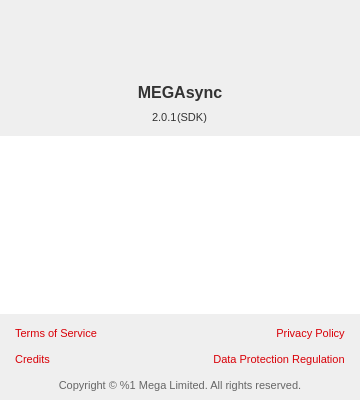
meganz/MEGAsync, file src/MEGASync/gui/win/ChangeLogDialog.ui: the form before one commit.
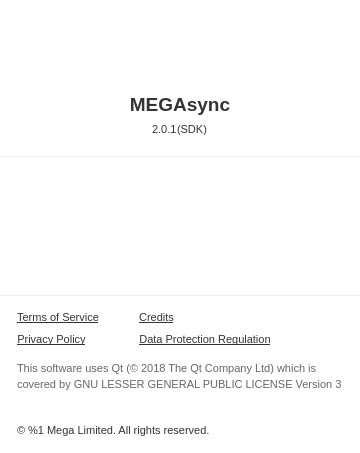
The form after the commit. Icons and pictures are not drawn.

Commit message: linux/win changelog dialog revamping

Patch:
```diff
--- a/src/MEGASync/gui/win/ChangeLogDialog.ui
+++ b/src/MEGASync/gui/win/ChangeLogDialog.ui
@@ -7,19 +7,19 @@
     <x>0</x>
     <y>0</y>
     <width>360</width>
-    <height>400</height>
+    <height>453</height>
    </rect>
   </property>
   <property name="minimumSize">
    <size>
     <width>360</width>
-    <height>400</height>
+    <height>453</height>
    </size>
   </property>
   <property name="maximumSize">
    <size>
-    <width>360</width>
-    <height>400</height>
+    <width>361</width>
+    <height>453</height>
    </size>
   </property>
   <property name="windowTitle">
@@ -29,6 +29,7 @@
    <string notr="true">#ChangeLogDialog
 {
 border-radius: 5px;
+background-color: #FFFFFF;
 }
 #lVersion, #lSDKVersion
 {
@@ -39,21 +40,16 @@
 #lMEGAsync
 {
   font-family: &quot;Lato-Bold&quot;;
-  font-size: 16px;
+  font-size: 14px;
   color: #333333;
 }
 #bPolicy, #bTerms, #bAck, #bGDPR
 {
-  font-family: &quot;Lato&quot;;
+  font-family: &quot;Helvetica&quot;;
   font-size: 11px;
-  color: #D90007;
+  color: #333333;
   border: none;
-}
-#lCopyright
-{
-  font-family: &quot;Lato&quot;;
-  font-size: 11px;
-  color: #666666;
+  text-decoration: underline;
 }
 
 </string>
@@ -66,45 +62,51 @@
     <number>0</number>
    </property>
    <property name="topMargin">
-    <number>0</number>
+    <number>24</number>
    </property>
    <property name="rightMargin">
     <number>0</number>
    </property>
    <property name="bottomMargin">
-    <number>8</number>
-   </property>
-   <item>
-    <widget class="QWidget" name="widget" native="true">
-     <property name="minimumSize">
-      <size>
-       <width>0</width>
-       <height>78</height>
-      </size>
-     </property>
-     <property name="maximumSize">
-      <size>
-       <width>16777215</width>
-       <height>78</height>
-      </size>
-     </property>
-     <layout class="QHBoxLayout" name="horizontalLayout_4">
-      <property name="topMargin">
        <number>12</number>
       </property>
+   <item>
+    <widget class="QWidget" name="wLogo" native="true">
+     <property name="minimumSize">
+      <size>
+       <width>0</width>
+       <height>0</height>
+      </size>
+     </property>
+     <property name="maximumSize">
+      <size>
+       <width>16777215</width>
+       <height>16777215</height>
+      </size>
+     </property>
+     <layout class="QVBoxLayout" name="verticalLayout_4">
+      <property name="spacing">
+       <number>2</number>
+      </property>
+      <property name="topMargin">
+       <number>0</number>
+      </property>
       <property name="bottomMargin">
        <number>0</number>
       </property>
       <item>
-       <widget class="QPushButton" name="pushButton">
-        <property name="sizePolicy">
-         <sizepolicy hsizetype="Minimum" vsizetype="Minimum">
-          <horstretch>0</horstretch>
-          <verstretch>0</verstretch>
-         </sizepolicy>
+       <widget class="QPushButton" name="bMEGAlogo">
+        <property name="minimumSize">
+         <size>
+          <width>0</width>
+          <height>64</height>
+         </size>
         </property>
-        <property name="focusPolicy">
-         <enum>Qt::NoFocus</enum>
+        <property name="maximumSize">
+         <size>
+          <width>16777215</width>
+          <height>64</height>
+         </size>
         </property>
         <property name="styleSheet">
          <string notr="true">border: none;</string>
@@ -114,7 +116,7 @@
         </property>
         <property name="icon">
          <iconset resource="../Resources_win.qrc">
-          <normaloff>:/images/app_128.png</normaloff>:/images/app_128.png</iconset>
+          <normaloff>:/images/app_64.png</normaloff>:/images/app_64.png</iconset>
         </property>
         <property name="iconSize">
          <size>
@@ -124,9 +126,6 @@
         </property>
        </widget>
       </item>
-     </layout>
-    </widget>
-   </item>
    <item>
     <widget class="QLabel" name="lMEGAsync">
      <property name="minimumSize">
@@ -145,11 +144,14 @@
       <enum>Qt::StrongFocus</enum>
      </property>
      <property name="text">
-      <string notr="true">&lt;html&gt;&lt;head/&gt;&lt;body&gt;&lt;p&gt;&lt;span style=&quot;font-weight:600;&quot;&gt;MEGAsync&lt;/span&gt;&lt;/p&gt;&lt;/body&gt;&lt;/html&gt;</string>
+         <string notr="true">&lt;html&gt;&lt;head/&gt;&lt;body&gt;&lt;p&gt;&lt;span style=&quot; font-size:14pt; font-weight:600;&quot;&gt;MEGAsync&lt;/span&gt;&lt;/p&gt;&lt;/body&gt;&lt;/html&gt;</string>
      </property>
      <property name="alignment">
       <set>Qt::AlignCenter</set>
      </property>
+       </widget>
+      </item>
+     </layout>
     </widget>
    </item>
    <item>
@@ -168,7 +170,7 @@
        <number>0</number>
       </property>
       <property name="bottomMargin">
-       <number>8</number>
+       <number>16</number>
       </property>
       <item>
        <spacer name="horizontalSpacer_3">
@@ -188,6 +190,9 @@
         <property name="focusPolicy">
          <enum>Qt::StrongFocus</enum>
         </property>
+        <property name="accessibleName">
+         <string/>
+        </property>
         <property name="text">
          <string notr="true">2.0.1</string>
         </property>
@@ -198,6 +203,9 @@
         <property name="focusPolicy">
          <enum>Qt::StrongFocus</enum>
         </property>
+        <property name="accessibleName">
+         <string/>
+        </property>
         <property name="text">
          <string notr="true">(SDK)</string>
         </property>
@@ -221,21 +229,32 @@
    </item>
    <item>
     <widget class="QTextEdit" name="tChangelog">
+     <property name="sizePolicy">
+      <sizepolicy hsizetype="Fixed" vsizetype="Fixed">
+       <horstretch>0</horstretch>
+       <verstretch>0</verstretch>
+      </sizepolicy>
+     </property>
      <property name="minimumSize">
       <size>
-       <width>360</width>
-       <height>178</height>
+       <width>361</width>
+       <height>140</height>
       </size>
      </property>
      <property name="maximumSize">
       <size>
-       <width>360</width>
-       <height>178</height>
+       <width>361</width>
+       <height>140</height>
       </size>
      </property>
      <property name="styleSheet">
-      <string notr="true">background: white;
-border: none;
+      <string notr="true">#tChangelog
+{
+background: white;
+border-top: 1px solid #EFEFEC;
+border-bottom: 1px solid #EFEFEC;
+}
+
 
 
 
@@ -244,12 +263,36 @@
      <property name="horizontalScrollBarPolicy">
       <enum>Qt::ScrollBarAlwaysOff</enum>
      </property>
+     <property name="sizeAdjustPolicy">
+      <enum>QAbstractScrollArea::AdjustToContents</enum>
+     </property>
      <property name="readOnly">
       <bool>true</bool>
      </property>
     </widget>
    </item>
    <item>
+    <widget class="QWidget" name="wLinks" native="true">
+     <layout class="QFormLayout" name="formLayout">
+      <property name="horizontalSpacing">
+       <number>0</number>
+      </property>
+      <property name="verticalSpacing">
+       <number>0</number>
+      </property>
+      <property name="leftMargin">
+       <number>17</number>
+      </property>
+      <property name="topMargin">
+       <number>12</number>
+      </property>
+      <property name="rightMargin">
+       <number>17</number>
+      </property>
+      <property name="bottomMargin">
+       <number>0</number>
+      </property>
+      <item row="0" column="0">
     <widget class="QWidget" name="wTermsPolicy" native="true">
      <property name="sizePolicy">
       <sizepolicy hsizetype="Preferred" vsizetype="Maximum">
@@ -257,27 +300,32 @@
        <verstretch>0</verstretch>
       </sizepolicy>
      </property>
-     <layout class="QHBoxLayout" name="horizontalLayout_3">
+        <layout class="QVBoxLayout" name="verticalLayout_3">
       <property name="spacing">
-       <number>34</number>
+          <number>2</number>
       </property>
       <property name="leftMargin">
-       <number>15</number>
+          <number>0</number>
       </property>
       <property name="topMargin">
-       <number>10</number>
+          <number>0</number>
       </property>
       <property name="rightMargin">
-       <number>15</number>
+          <number>0</number>
       </property>
       <property name="bottomMargin">
-       <number>2</number>
-      </property>
+          <number>0</number>
+         </property>
+         <item>
+          <layout class="QHBoxLayout" name="horizontalLayout_2">
       <item>
        <widget class="QPushButton" name="bTerms">
         <property name="cursor">
          <cursorShape>PointingHandCursor</cursorShape>
         </property>
+             <property name="layoutDirection">
+              <enum>Qt::LeftToRight</enum>
+             </property>
         <property name="styleSheet">
          <string notr="true"/>
         </property>
@@ -287,18 +335,22 @@
        </widget>
       </item>
       <item>
-       <spacer name="horizontalSpacer_2">
+            <spacer name="horizontalSpacer">
         <property name="orientation">
          <enum>Qt::Horizontal</enum>
         </property>
         <property name="sizeHint" stdset="0">
          <size>
-          <width>83</width>
+               <width>40</width>
           <height>20</height>
          </size>
         </property>
        </spacer>
       </item>
+          </layout>
+         </item>
+         <item>
+          <layout class="QHBoxLayout" name="horizontalLayout_6">
       <item>
        <widget class="QPushButton" name="bPolicy">
         <property name="cursor">
@@ -312,27 +364,62 @@
         </property>
        </widget>
       </item>
-     </layout>
-    </widget>
-   </item>
    <item>
+            <spacer name="horizontalSpacer_2">
+             <property name="orientation">
+              <enum>Qt::Horizontal</enum>
+             </property>
+             <property name="sizeHint" stdset="0">
+              <size>
+               <width>40</width>
+               <height>20</height>
+              </size>
+             </property>
+            </spacer>
+           </item>
+          </layout>
+         </item>
+        </layout>
+       </widget>
+      </item>
+      <item row="0" column="1">
     <widget class="QWidget" name="wAck" native="true">
-     <layout class="QHBoxLayout" name="horizontalLayout_2">
+        <property name="sizePolicy">
+         <sizepolicy hsizetype="Preferred" vsizetype="Maximum">
+          <horstretch>0</horstretch>
+          <verstretch>0</verstretch>
+         </sizepolicy>
+        </property>
+        <property name="minimumSize">
+         <size>
+          <width>0</width>
+          <height>0</height>
+         </size>
+        </property>
+        <property name="maximumSize">
+         <size>
+          <width>16777215</width>
+          <height>16777215</height>
+         </size>
+        </property>
+        <layout class="QVBoxLayout" name="verticalLayout_2">
       <property name="spacing">
-       <number>0</number>
+          <number>2</number>
       </property>
       <property name="leftMargin">
-       <number>15</number>
+          <number>0</number>
       </property>
       <property name="topMargin">
        <number>0</number>
       </property>
       <property name="rightMargin">
-       <number>15</number>
+          <number>0</number>
       </property>
       <property name="bottomMargin">
-       <number>6</number>
-      </property>
+          <number>0</number>
+         </property>
+         <item>
+          <layout class="QHBoxLayout" name="horizontalLayout_8">
       <item>
        <widget class="QPushButton" name="bAck">
         <property name="cursor">
@@ -344,7 +431,7 @@
        </widget>
       </item>
       <item>
-       <spacer name="horizontalSpacer">
+            <spacer name="horizontalSpacer_5">
         <property name="orientation">
          <enum>Qt::Horizontal</enum>
         </property>
@@ -356,6 +443,10 @@
         </property>
        </spacer>
       </item>
+          </layout>
+         </item>
+         <item>
+          <layout class="QHBoxLayout" name="horizontalLayout_7">
       <item>
        <widget class="QPushButton" name="bGDPR">
         <property name="cursor">
@@ -366,9 +457,111 @@
         </property>
        </widget>
       </item>
-     </layout>
-    </widget>
-   </item>
+           <item>
+            <spacer name="horizontalSpacer_6">
+             <property name="orientation">
+              <enum>Qt::Horizontal</enum>
+             </property>
+             <property name="sizeHint" stdset="0">
+              <size>
+               <width>40</width>
+               <height>20</height>
+              </size>
+             </property>
+            </spacer>
+           </item>
+          </layout>
+         </item>
+        </layout>
+       </widget>
+      </item>
+     </layout>
+    </widget>
+   </item>
+   <item>
+    <widget class="QWidget" name="wLGPL" native="true">
+     <property name="minimumSize">
+      <size>
+       <width>0</width>
+       <height>48</height>
+      </size>
+     </property>
+     <property name="maximumSize">
+      <size>
+       <width>16777215</width>
+       <height>1651561</height>
+      </size>
+     </property>
+     <layout class="QHBoxLayout" name="horizontalLayout_5">
+      <property name="spacing">
+       <number>0</number>
+      </property>
+      <property name="leftMargin">
+       <number>17</number>
+      </property>
+      <property name="topMargin">
+       <number>0</number>
+      </property>
+      <property name="rightMargin">
+       <number>17</number>
+      </property>
+      <property name="bottomMargin">
+       <number>0</number>
+      </property>
+      <item>
+       <widget class="QLabel" name="lLGPL">
+        <property name="styleSheet">
+         <string notr="true">#lLGPL {
+  color: #666666;
+  font-family: Helvetica;
+  font-size: 11px;
+}</string>
+        </property>
+        <property name="text">
+         <string>&lt;html&gt;&lt;p style=&quot;line-height: 16px;&quot;&gt;This software uses Qt (&amp;copy; 2018 The Qt Company Ltd) which is covered by GNU LESSER GENERAL PUBLIC LICENSE Version 3&lt;/p&gt;&lt;/html&gt;
+</string>
+        </property>
+        <property name="alignment">
+         <set>Qt::AlignLeading|Qt::AlignLeft|Qt::AlignTop</set>
+        </property>
+        <property name="wordWrap">
+         <bool>true</bool>
+        </property>
+       </widget>
+      </item>
+     </layout>
+    </widget>
+   </item>
+   <item>
+    <widget class="QWidget" name="wCopyright" native="true">
+     <property name="minimumSize">
+      <size>
+       <width>0</width>
+       <height>20</height>
+      </size>
+     </property>
+     <property name="maximumSize">
+      <size>
+       <width>16777215</width>
+       <height>20</height>
+      </size>
+     </property>
+     <layout class="QHBoxLayout" name="horizontalLayout_3">
+      <property name="spacing">
+       <number>0</number>
+      </property>
+      <property name="leftMargin">
+       <number>17</number>
+      </property>
+      <property name="topMargin">
+       <number>0</number>
+      </property>
+      <property name="rightMargin">
+       <number>17</number>
+      </property>
+      <property name="bottomMargin">
+       <number>0</number>
+      </property>
    <item>
     <widget class="QLabel" name="lCopyright">
      <property name="sizePolicy">
@@ -380,12 +573,24 @@
      <property name="focusPolicy">
       <enum>Qt::StrongFocus</enum>
      </property>
+        <property name="styleSheet">
+         <string notr="true">#lCopyright
+{
+  font-family: &quot;Helvetica&quot;;
+  font-size: 11px;
+  color: #333333;
+}
+</string>
+        </property>
      <property name="text">
-      <string notr="true">&lt;html&gt; Copyright &amp;copy; %1 Mega Limited. All rights reserved.&lt;/html&gt;</string>
+         <string notr="true">&lt;html&gt;&amp;copy; %1 Mega Limited. All rights reserved.&lt;/html&gt;</string>
      </property>
      <property name="alignment">
-      <set>Qt::AlignCenter</set>
-     </property>
+         <set>Qt::AlignLeading|Qt::AlignLeft|Qt::AlignVCenter</set>
+        </property>
+       </widget>
+      </item>
+     </layout>
     </widget>
    </item>
   </layout>
```
Left out of the diff: 3 changed lines with no effect on the pictures. Lines whose indentation alone changed are shown as unchanged. The commit also changes 1 other file.
